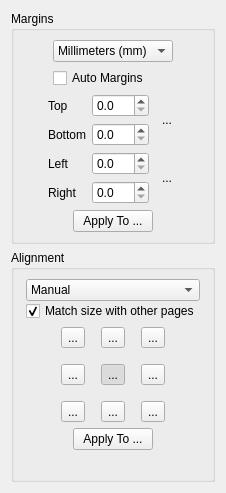
This is filters/page_layout/ui/PageLayoutOptionsWidget.ui in ImageProcessing-ElectronicPublications/scantailor-deviant as Qt 5 draws it before an edit. The edited form follows.
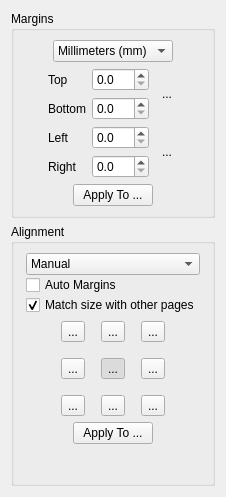
This is the edited form. Icons and pictures are not drawn.

```diff
--- a/filters/page_layout/ui/PageLayoutOptionsWidget.ui
+++ b/filters/page_layout/ui/PageLayoutOptionsWidget.ui
@@ -7,7 +7,7 @@
     <x>0</x>
     <y>0</y>
     <width>226</width>
-    <height>493</height>
+    <height>497</height>
    </rect>
   </property>
   <property name="windowTitle">
@@ -51,16 +51,6 @@
             </item>
            </widget>
           </item>
-          <item>
-           <widget class="QCheckBox" name="autoMargins">
-            <property name="text">
-             <string>Auto Margins</string>
-            </property>
-            <property name="checked">
-             <bool>false</bool>
-            </property>
-           </widget>
-          </item>
          </layout>
         </item>
         <item>
@@ -325,6 +315,16 @@
             </item>
            </widget>
           </item>
+          <item>
+           <widget class="QCheckBox" name="autoMargins">
+            <property name="text">
+             <string>Auto Margins</string>
+            </property>
+            <property name="checked">
+             <bool>false</bool>
+            </property>
+           </widget>
+          </item>
           <item>
            <widget class="QCheckBox" name="alignWithOthersCB">
             <property name="text">
```
